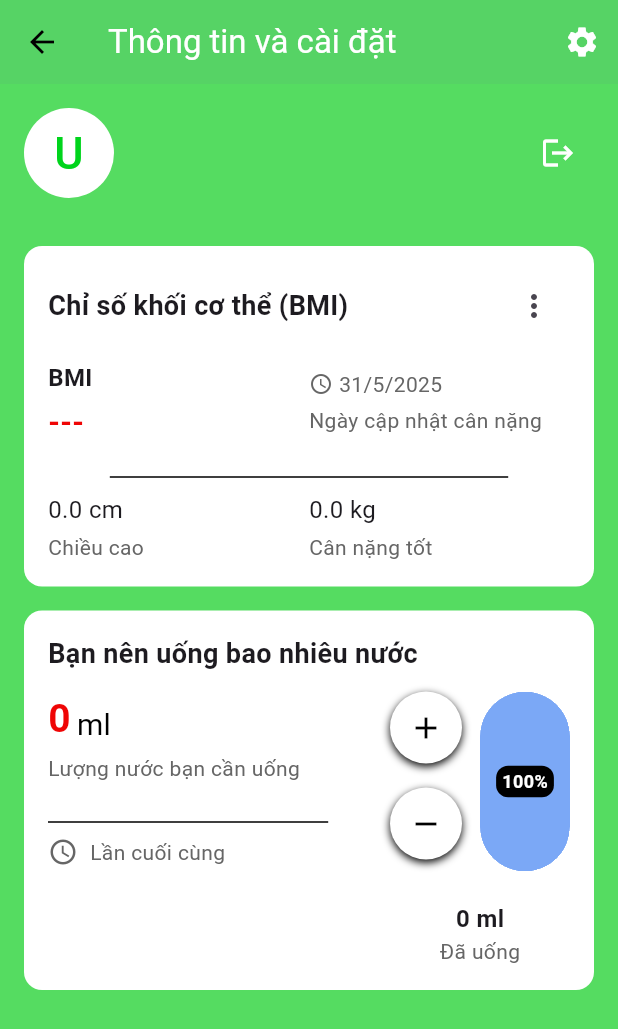
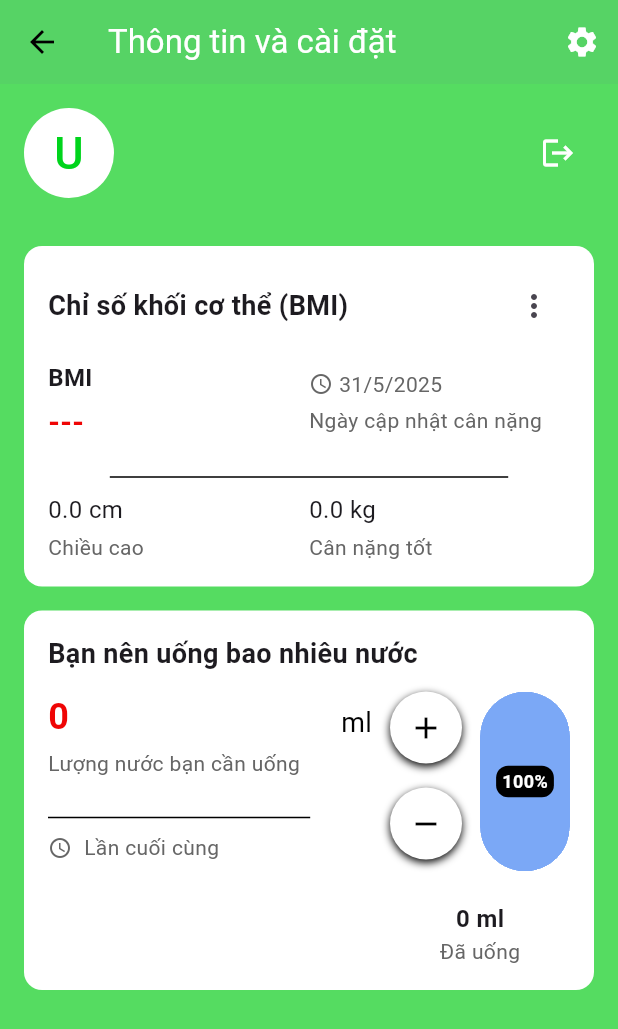
Before and after one commit to Son301203/daily_calo, a Flutter app: the ProfileScreen screen opened by its route, after a tap on the "add" icon, on a phone screen of 412 x 824 dp. Shown: the top 1029 px of the screen. Run offline on Flutter 3.47's test engine with Material 3 defaults, Android fonts, the phone set to English and light mode, and no system bars; our stand-ins replace cloud_firestore, firebase_auth, firebase_core, get; accounts and stored records are empty.

Commit message:
update profile

```diff
--- a/lib/views/screens/profile/profile_screen.dart
+++ b/lib/views/screens/profile/profile_screen.dart
@@ -16,9 +16,6 @@ class _ProfileScreenState extends State<ProfileScreen> {
   UserModel? _profile;
   final ProfileController _controller = ProfileController();
   bool isLoading = true;
-  late double currentWater;
-  late double stepWater;
-  late double targetWater;
 
   @override
   void initState() {
@@ -30,9 +27,6 @@ class _ProfileScreenState extends State<ProfileScreen> {
     await _controller.loadUserProfile();
     setState(() {
       _profile = _controller.user;
-      targetWater = _controller.targetWater;
-      currentWater = _controller.currentWater;
-      stepWater = _controller.stepWater;
       isLoading = false;
     });
   }
@@ -189,7 +183,15 @@ class _ProfileScreenState extends State<ProfileScreen> {
                   MaterialPageRoute(
                     builder: (context) => ChangeInforScreen(user: _profile!),
                   ),
-                );
+                ).then((result) {
+                  if (result != null && result is UserModel) {
+                    setState(() {
+                      _profile = result;
+                      isLoading = false;
+                    });
+                    _loadProfile();
+                  }
+                });
               } else {
                 ScaffoldMessenger.of(context).showSnackBar(
                   const SnackBar(
@@ -321,13 +323,16 @@ class _ProfileScreenState extends State<ProfileScreen> {
                           color: AppColors.lightTextSecondary,
                         ),
                         const SizedBox(width: 4),
-                        Text(
+                        Expanded(
+                          child: Text(
                             _profile?.weightUpdatedAt != null
                                 ? '${_profile!.weightUpdatedAt!.day}/${_profile!.weightUpdatedAt!.month}/${_profile!.weightUpdatedAt!.year}'
                                 : 'Chưa có ngày cập nhật cân nặng',
                             style: const TextStyle(
                               fontSize: 14,
                               color: AppColors.lightTextSecondary,
+                            ),
+                            overflow: TextOverflow.ellipsis,
                           ),
                         ),
                       ],
@@ -406,15 +411,19 @@ class _ProfileScreenState extends State<ProfileScreen> {
         color: AppColors.whiteText,
         borderRadius: BorderRadius.circular(12),
       ),
+      width: double.infinity,
       child: Column(
         crossAxisAlignment: CrossAxisAlignment.start,
         children: [
           Row(
             mainAxisAlignment: MainAxisAlignment.spaceBetween,
             children: [
-              const Text(
+              Expanded(
+                child: Text(
                   "Bạn nên uống bao nhiêu nước",
-                style: TextStyle(fontSize: 18, fontWeight: FontWeight.bold),
+                  style: const TextStyle(fontSize: 18, fontWeight: FontWeight.bold),
+                  overflow: TextOverflow.ellipsis,
+                ),
               ),
             ],
           ),
@@ -429,19 +438,22 @@ class _ProfileScreenState extends State<ProfileScreen> {
                     Row(
                       crossAxisAlignment: CrossAxisAlignment.end,
                       children: [
-                        Text(
+                        Expanded(
+                          child: Text(
                             "${_controller.targetWater.round()}",
                             style: const TextStyle(
-                            fontSize: 26,
+                              fontSize: 24,
                               fontWeight: FontWeight.bold,
                               color: AppColors.error,
+                            ),
+                            overflow: TextOverflow.ellipsis,
                           ),
                         ),
                         const SizedBox(width: 4),
                         const Text(
                           "ml",
                           style: TextStyle(
-                            fontSize: 20,
+                            fontSize: 18,
                             color: AppColors.lightText,
                           ),
                         ),
@@ -461,43 +473,47 @@ class _ProfileScreenState extends State<ProfileScreen> {
                       indent: MediaQuery.of(context).size.width * 0,
                     ),
                     Row(
-                      children: const [
-                        Icon(
+                      children: [
+                        const Icon(
                           Icons.access_time,
-                          size: 20,
+                          size: 16,
                           color: AppColors.lightTextSecondary,
                         ),
-                        SizedBox(width: 8),
-                        Text(
+                        const SizedBox(width: 8),
+                        Expanded(
+                          child: Text(
                             "Lần cuối cùng",
-                          style: TextStyle(color: AppColors.lightTextSecondary),
+                            style: const TextStyle(
+                              color: AppColors.lightTextSecondary,
+                              fontSize: 14,
+                            ),
+                            overflow: TextOverflow.ellipsis,
+                          ),
                         ),
                       ],
                     ),
                   ],
                 ),
               ),
+              const SizedBox(width: 12),
               Column(
                 children: [
-                  Column(
-                    children: [
-                      Row(
-                        crossAxisAlignment: CrossAxisAlignment.start,
+                  Wrap(
+                    spacing: 12,
                     children: [
                       Column(
                         children: [
                           _buildCircleButton(Icons.add, () async {
                             await _controller.increaseWater();
-                                setState(() {}); // Refresh UI
+                            setState(() {});
                           }),
                           const SizedBox(height: 16),
                           _buildCircleButton(Icons.remove, () async {
                             await _controller.decreaseWater();
-                                setState(() {}); // Refresh UI
+                            setState(() {});
                           }),
                         ],
                       ),
-                          const SizedBox(width: 12),
                       Container(
                         width: 60,
                         height: 120,
@@ -510,18 +526,12 @@ class _ProfileScreenState extends State<ProfileScreen> {
                           alignment: Alignment.bottomCenter,
                           children: [
                             FractionallySizedBox(
-                                  heightFactor:
-                                      _controller.calculateProgress() == 0
+                              heightFactor: _controller.calculateProgress() == 0
                                   ? 0.05
                                   : _controller.calculateProgress(),
                               child: Container(
                                 decoration: BoxDecoration(
-                                      color: const Color.fromARGB(
-                                        255,
-                                        123,
-                                        168,
-                                        246,
-                                      ),
+                                  color: const Color.fromARGB(255, 123, 168, 246),
                                   borderRadius: BorderRadius.circular(30),
                                 ),
                               ),
@@ -580,8 +590,6 @@ class _ProfileScreenState extends State<ProfileScreen> {
           ),
         ],
       ),
-        ],
-      ),
     );
   }
 }
```
Also changed, not shown: lib/views/screens/profile/changeInfo_screen.dart (+18 -9 lines). Lines whose indentation alone changed are shown as unchanged.
